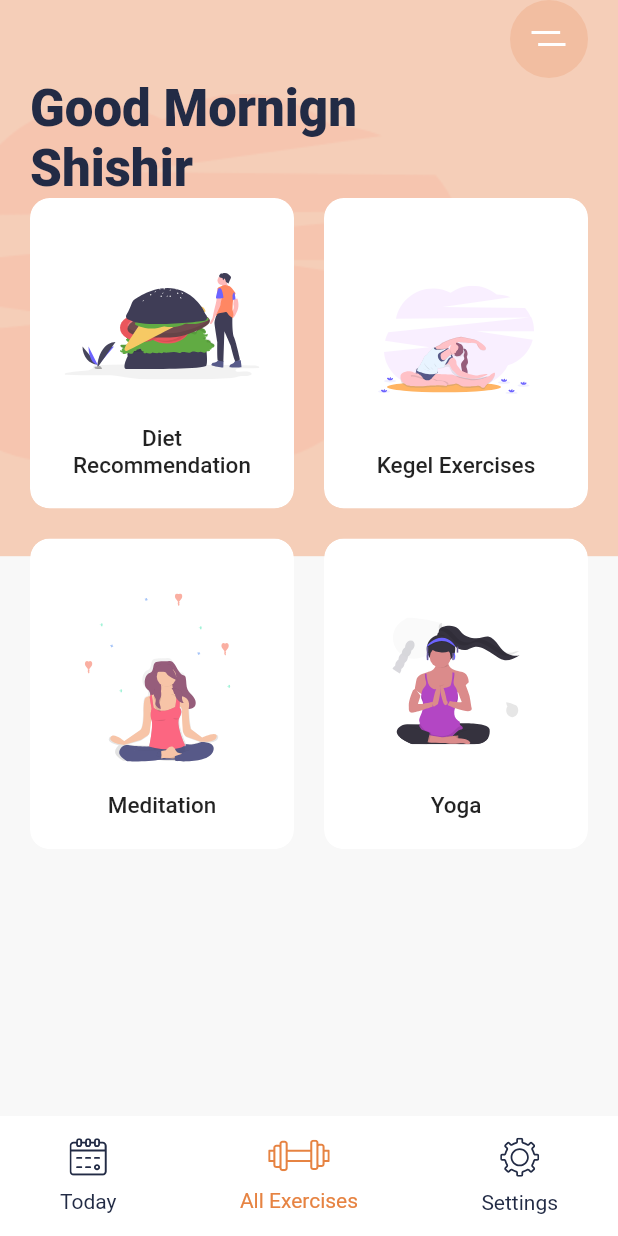
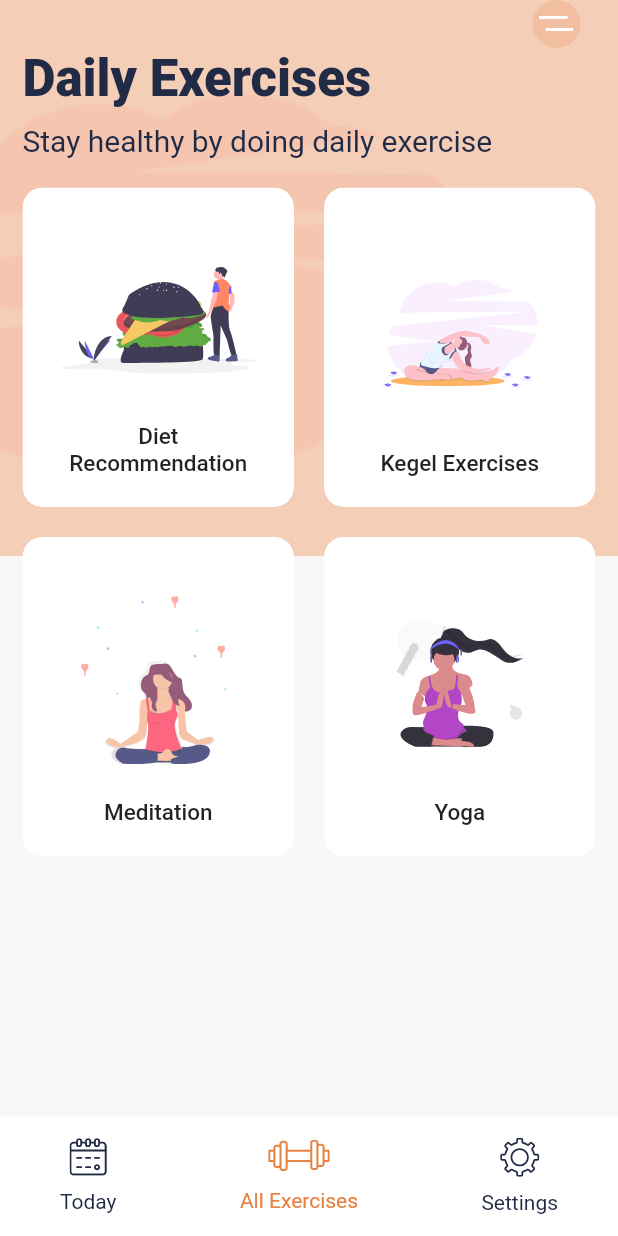
Before and after one commit to kacungsamsulhadi/DailyExercises, a Flutter app: the screen it shows after launch, on a phone screen of 412 x 824 dp. Run offline on Flutter 3.47's test engine with Material 2 defaults, Android fonts, the phone set to English and light mode, and no system bars; our stand-ins replace flutter_svg.

Commit message:
home screen

```diff
--- a/lib/main.dart
+++ b/lib/main.dart
@@ -4,6 +4,8 @@ import 'package:meditation_app/constants.dart';
 import 'package:meditation_app/screens/details_screen.dart';
 import 'package:meditation_app/widgets/bottom_nav_bar.dart';
 import 'package:meditation_app/widgets/category_card.dart';
+
+import 'screens/home_screen.dart';
 
 void main() => runApp(MyApp());
 
@@ -23,96 +25,3 @@ class MyApp extends StatelessWidget {
     );
   }
 }
-
-class HomeScreen extends StatelessWidget {
-  @override
-  Widget build(BuildContext context) {
-    var size = MediaQuery.of(context)
-        .size; //this gonna give us total height and with of our device
-    return Scaffold(
-      bottomNavigationBar: BottomNavBar(),
-      body: Stack(
-        children: <Widget>[
-          Container(
-            // Here the height of the container is 45% of our total height
-            height: size.height * .45,
-            decoration: BoxDecoration(
-              color: Color(0xFFF5CEB8),
-              image: DecorationImage(
-                alignment: Alignment.centerLeft,
-                image: AssetImage("assets/images/undraw_pilates_gpdb.png"),
-              ),
-            ),
-          ),
-          SafeArea(
-            child: Padding(
-              padding: const EdgeInsets.symmetric(horizontal: 20),
-              child: Column(
-                crossAxisAlignment: CrossAxisAlignment.start,
-                children: <Widget>[
-                  Align(
-                    alignment: Alignment.topRight,
-                    child: Container(
-                      alignment: Alignment.center,
-                      height: 52,
-                      width: 52,
-                      decoration: BoxDecoration(
-                        color: Color(0xFFF2BEA1),
-                        shape: BoxShape.circle,
-                      ),
-                      child: SvgPicture.asset("assets/icons/menu.svg"),
-                    ),
-                  ),
-                  Text(
-                    "Good Mornign \nShishir",
-                    style: Theme.of(context)
-                        .textTheme
-                        .display1
-                        .copyWith(fontWeight: FontWeight.w900),
-                  ),
-                  Expanded(
-                    child: GridView.count(
-                      crossAxisCount: 2,
-                      childAspectRatio: .85,
-                      crossAxisSpacing: 20,
-                      mainAxisSpacing: 20,
-                      children: <Widget>[
-                        CategoryCard(
-                          title: "Diet Recommendation",
-                          svgSrc: "assets/icons/Hamburger.svg",
-                          press: () {},
-                        ),
-                        CategoryCard(
-                          title: "Kegel Exercises",
-                          svgSrc: "assets/icons/Excrecises.svg",
-                          press: () {},
-                        ),
-                        CategoryCard(
-                          title: "Meditation",
-                          svgSrc: "assets/icons/Meditation.svg",
-                          press: () {
-                            Navigator.push(
-                              context,
-                              MaterialPageRoute(builder: (context) {
-                                return DetailsScreen();
-                              }),
-                            );
-                          },
-                        ),
-                        CategoryCard(
-                          title: "Yoga",
-                          svgSrc: "assets/icons/yoga.svg",
-                          press: () {},
-                        ),
-                      ],
-                    ),
-                  ),
-                ],
-              ),
-            ),
-          )
-        ],
-      ),
-    );
-  }
-}
--- /dev/null
+++ b/lib/screens/home_screen.dart
@@ -0,0 +1,132 @@
+import 'package:flutter/material.dart';
+import 'package:flutter_svg/svg.dart';
+import 'package:meditation_app/screens/diet_recomendation.dart';
+import 'package:meditation_app/screens/kegel_exercises.dart';
+import 'package:meditation_app/screens/yoga_screen.dart';
+import 'package:meditation_app/widgets/bottom_nav_bar.dart';
+import 'package:meditation_app/widgets/category_card.dart';
+
+import 'details_screen.dart';
+
+class HomeScreen extends StatelessWidget {
+  @override
+  Widget build(BuildContext context) {
+    var size = MediaQuery.of(context)
+        .size; //this gonna give us total height and with of our device
+    return Scaffold(
+      bottomNavigationBar: BottomNavBar(),
+      body: Stack(
+        children: <Widget>[
+          Container(
+            // Here the height of the container is 45% of our total height
+            height: size.height * .45,
+            decoration: BoxDecoration(
+              color: Color(0xFFF5CEB8),
+              image: DecorationImage(
+                alignment: Alignment.centerLeft,
+                image: AssetImage("assets/images/undraw_pilates_gpdb.png"),
+              ),
+            ),
+          ),
+          SafeArea(
+            child: Padding(
+              padding: const EdgeInsets.symmetric(horizontal: 15),
+              child: Column(
+                crossAxisAlignment: CrossAxisAlignment.start,
+                children: <Widget>[
+                  Align(
+                    alignment: Alignment.topRight,
+                    child: Container(
+                      alignment: Alignment.center,
+                      height: 32,
+                      width: 52,
+                      decoration: BoxDecoration(
+                        color: Color(0xFFF2BEA1),
+                        shape: BoxShape.circle,
+                      ),
+                      child: SvgPicture.asset("assets/icons/menu.svg"),
+                    ),
+                  ),
+                  Text(
+                    "Daily Exercises",
+                    style: Theme.of(context)
+                        .textTheme
+                        .display1
+                        .copyWith(fontWeight: FontWeight.w900),
+                  ),
+                  SizedBox(height: 10),
+                  Text(
+                    "Stay healthy by doing daily exercise",
+                    style: Theme.of(context)
+                        .textTheme
+                        .display1
+                        .copyWith(fontSize: 20),
+                  ),
+                  SizedBox(height: 20),
+                  Expanded(
+                    child: GridView.count(
+                      crossAxisCount: 2,
+                      childAspectRatio: .85,
+                      crossAxisSpacing: 20,
+                      mainAxisSpacing: 20,
+                      children: <Widget>[
+                        CategoryCard(
+                          title: "Diet Recommendation",
+                          svgSrc: "assets/icons/Hamburger.svg",
+                          press: () {
+                            Navigator.push(
+                              context,
+                              MaterialPageRoute(builder: (context) {
+                                return DietRecomendation();
+                              }),
+                            );
+                          },
+                        ),
+                        CategoryCard(
+                          title: "Kegel Exercises",
+                          svgSrc: "assets/icons/Excrecises.svg",
+                          press: () {
+                            Navigator.push(
+                              context,
+                              MaterialPageRoute(builder: (context) {
+                                return KegelExercises();
+                              }),
+                            );
+                          },
+                        ),
+                        CategoryCard(
+                          title: "Meditation",
+                          svgSrc: "assets/icons/Meditation.svg",
+                          press: () {
+                            Navigator.push(
+                              context,
+                              MaterialPageRoute(builder: (context) {
+                                return DetailsScreen();
+                              }),
+                            );
+                          },
+                        ),
+                        CategoryCard(
+                          title: "Yoga",
+                          svgSrc: "assets/icons/yoga.svg",
+                          press: () {
+                            Navigator.push(
+                              context,
+                              MaterialPageRoute(builder: (context) {
+                                return YogaScreen();
+                              }),
+                            );
+                          },
+                        ),
+                      ],
+                    ),
+                  ),
+                ],
+              ),
+            ),
+          )
+        ],
+      ),
+    );
+  }
+}
```
